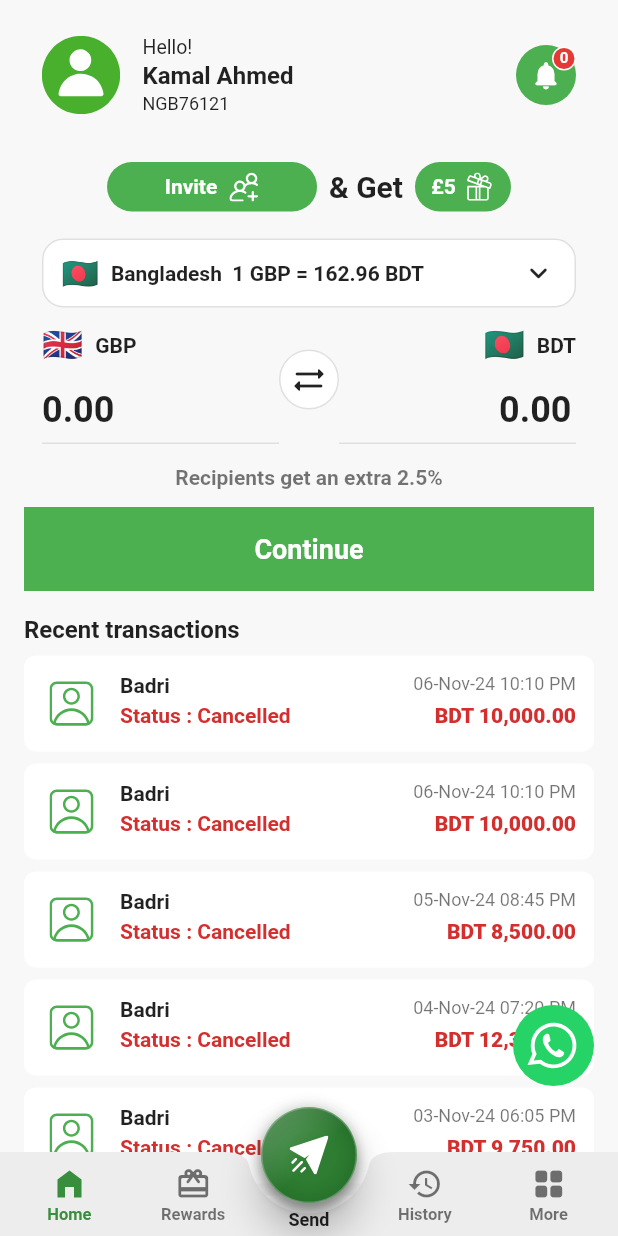
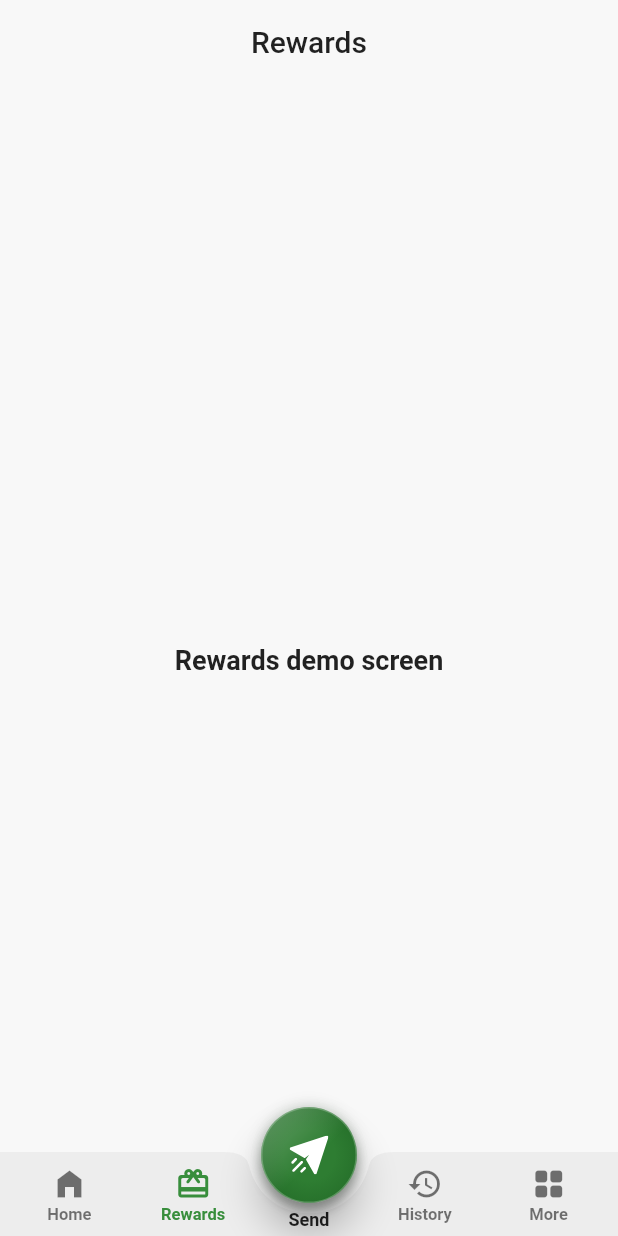
Before and after one commit to RkTushar/nec_app, a Flutter app: the HomeScreen screen opened directly, after a tap on "Rewards", on a phone screen of 412 x 824 dp. Run offline on Flutter 3.47's test engine with Material 3 defaults, Android fonts, the phone set to English and light mode, and no system bars; our stand-ins replace flutter_svg.

Commit message:
nav_bar fixed

```diff
--- a/nec_app/lib/screens/homescreen/home_screen.dart
+++ b/nec_app/lib/screens/homescreen/home_screen.dart
@@ -115,7 +115,7 @@ class HomeScreen extends StatelessWidget {
       ),
       floatingActionButton: const CustomFloatingActionButton(),
       floatingActionButtonLocation: FloatingActionButtonLocation.centerDocked,
-      bottomNavigationBar: const NavBar(),
+      bottomNavigationBar: const NavBar(selectedTab: NavTab.home),
     );
   }
 }
--- /dev/null
+++ b/nec_app/lib/screens/rewards/rewards_screen.dart
@@ -0,0 +1,27 @@
+import 'package:flutter/material.dart';
+import 'package:nec_app/widgets/nav_bar.dart';
+
+class RewardsScreen extends StatelessWidget {
+  const RewardsScreen({super.key});
+
+  @override
+  Widget build(BuildContext context) {
+    return Scaffold(
+      extendBody: true,
+      appBar: AppBar(
+        automaticallyImplyLeading: false,
+        title: const Text('Rewards'),
+        centerTitle: true,
+      ),
+      body: const Center(
+        child: Text(
+          'Rewards demo screen',
+          style: TextStyle(fontSize: 18, fontWeight: FontWeight.w600),
+        ),
+      ),
+      floatingActionButton: const CustomFloatingActionButton(),
+      floatingActionButtonLocation: FloatingActionButtonLocation.centerDocked,
+      bottomNavigationBar: const NavBar(selectedTab: NavTab.rewards),
+    );
+  }
+}
--- a/nec_app/lib/widgets/nav_bar.dart
+++ b/nec_app/lib/widgets/nav_bar.dart
@@ -1,14 +1,22 @@
 import 'package:flutter/material.dart';
 import 'package:flutter_svg/flutter_svg.dart';
+import 'package:nec_app/screens/rewards/rewards_screen.dart';
+import 'package:nec_app/screens/history/history_screen.dart';
+import 'package:nec_app/screens/more/more_screen.dart';
+import 'package:nec_app/screens/send/send_screen.dart';
+import 'package:nec_app/screens/homescreen/home_screen.dart';
+
+enum NavTab { home, rewards, history, more }
 
 class NavBar extends StatelessWidget {
-  const NavBar({super.key});
+  final NavTab selectedTab;
+  const NavBar({super.key, required this.selectedTab});
 
   @override
   Widget build(BuildContext context) {
     final Color selectedColor = Colors.green.shade700;
     const Color unselectedColor = Colors.black54;
-    void log(String message) => debugPrint(message);
+    Color colorFor(NavTab tab) => selectedTab == tab ? selectedColor : unselectedColor;
 
     return BottomAppBar(
       shape: const CircularNotchedRectangle(),
@@ -28,9 +36,13 @@ class NavBar extends StatelessWidget {
                   child: _buildNavItem(
                     icon: Icons.home_filled,
                     label: 'Home',
-                    color: selectedColor,
+                    color: colorFor(NavTab.home),
                     onTap: () {
-                      log('Home tapped');
+                      if (selectedTab == NavTab.home) return;
+                      Navigator.of(context).pushAndRemoveUntil(
+                        MaterialPageRoute(builder: (_) => const HomeScreen()),
+                        (route) => false,
+                      );
                     },
                   ),
                 ),
@@ -38,9 +50,12 @@ class NavBar extends StatelessWidget {
                   child: _buildNavItem(
                     icon: Icons.card_giftcard_rounded,
                     label: 'Rewards',
-                    color: unselectedColor,
+                    color: colorFor(NavTab.rewards),
                     onTap: () {
-                      log('Rewards tapped');
+                      if (selectedTab == NavTab.rewards) return;
+                      Navigator.of(context).push(
+                        MaterialPageRoute(builder: (_) => const RewardsScreen()),
+                      );
                     },
                   ),
                 ),
@@ -49,9 +64,12 @@ class NavBar extends StatelessWidget {
                   child: _buildNavItem(
                     icon: Icons.history,
                     label: 'History',
-                    color: unselectedColor,
+                    color: colorFor(NavTab.history),
                     onTap: () {
-                      log('History tapped');
+                      if (selectedTab == NavTab.history) return;
+                      Navigator.of(context).push(
+                        MaterialPageRoute(builder: (_) => const HistoryScreen()),
+                      );
                     },
                   ),
                 ),
@@ -59,9 +77,12 @@ class NavBar extends StatelessWidget {
                   child: _buildNavItem(
                     icon: Icons.grid_view_rounded,
                     label: 'More',
-                    color: unselectedColor,
+                    color: colorFor(NavTab.more),
                     onTap: () {
-                      log('More tapped');
+                      if (selectedTab == NavTab.more) return;
+                      Navigator.of(context).push(
+                        MaterialPageRoute(builder: (_) => const MoreScreen()),
+                      );
                     },
                   ),
                 ),
@@ -71,7 +92,9 @@ class NavBar extends StatelessWidget {
               bottom: 4,
               child: GestureDetector(
                 onTap: () {
-                  log('Send tapped');
+                  Navigator.of(context).push(
+                    MaterialPageRoute(builder: (_) => const SendScreen()),
+                  );
                 },
                 child: const Text(
                   'Send',
@@ -134,7 +157,9 @@ class CustomFloatingActionButton extends StatelessWidget {
         height: 70,
         child: FloatingActionButton(
           onPressed: () {
-            debugPrint('Send tapped');
+            Navigator.of(context).push(
+              MaterialPageRoute(builder: (_) => const SendScreen()),
+            );
           },
           backgroundColor: Colors.transparent,
           elevation: 10,
```
Also changed, not shown: nec_app/lib/screens/history/history_screen.dart (added, +27 -0 lines), nec_app/lib/screens/more/more_screen.dart (added, +27 -0 lines), nec_app/lib/screens/send/send_screen.dart (added, +27 -0 lines).
